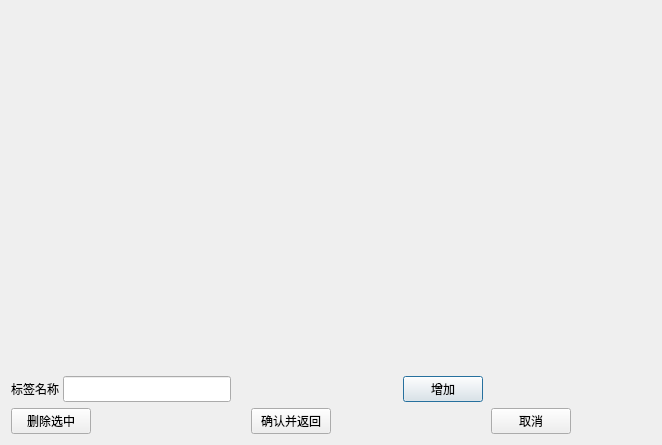
Qt form categorymange.ui (yizhongqishi/BookMarkWithQt) before a commit.
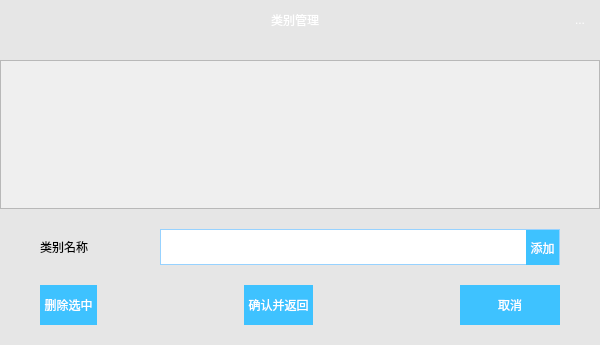
The same form after that commit. Icons and pictures are not drawn.

```diff
--- a/categorymange.ui
+++ b/categorymange.ui
@@ -6,8 +6,8 @@
    <rect>
     <x>0</x>
     <y>0</y>
-    <width>662</width>
-    <height>445</height>
+    <width>600</width>
+    <height>345</height>
    </rect>
   </property>
   <property name="windowTitle">
@@ -21,24 +21,187 @@
   <property name="styleSheet">
    <string notr="true">QPushButton
 {
-	font: 14pt &quot;微软雅黑&quot;;
+	font: 12pt &quot;微软雅黑&quot;;
+	color: rgb(255, 255, 255);
+
 }
 QLabel{
-	font: 14pt &quot;微软雅黑&quot;;
+	font: 12pt &quot;微软雅黑&quot;;
 }
 QLineEdit{
-	font: 14pt &quot;微软雅黑&quot;;
+	font: 12pt &quot;微软雅黑&quot;;
 }
 QCheckBox{
-	font: 14pt &quot;微软雅黑&quot;;
+	font: 12pt &quot;微软雅黑&quot;;
+}
+QToolButton
+{
+	font: 12pt &quot;微软雅黑&quot;;
+	border:0px;
+	background-color: rgb(62, 194, 255);
+color: rgb(255, 255, 255);
+}
+QDialog
+{
+	
+	background-color: rgb(221, 221 221);
+	background-color: rgb(230, 230, 230);
+	border:2px;
+	border-color: rgb(255, 221, 85);
+}
+QWidget#widget{
+	
+	border-image: url(:/icon/top_bj.jpg);
+}
+QToolButton::hover
+{
+	background-color: rgb(51, 51, 51,97);
 }</string>
   </property>
-  <layout class="QVBoxLayout" name="verticalLayout_4">
+  <layout class="QVBoxLayout" name="verticalLayout_2">
+   <property name="spacing">
+    <number>20</number>
+   </property>
+   <property name="leftMargin">
+    <number>0</number>
+   </property>
+   <property name="topMargin">
+    <number>0</number>
+   </property>
+   <property name="rightMargin">
+    <number>0</number>
+   </property>
+   <property name="bottomMargin">
+    <number>20</number>
+   </property>
+   <item>
+    <widget class="QWidget" name="widget" native="true">
+     <property name="minimumSize">
+      <size>
+       <width>0</width>
+       <height>40</height>
+      </size>
+     </property>
+     <property name="maximumSize">
+      <size>
+       <width>16777215</width>
+       <height>40</height>
+      </size>
+     </property>
+     <property name="styleSheet">
+      <string notr="true">QToolButton{
+background-color: rgb(255, 255, 255, 0);
+}
+QToolButton::hover
+{
+	background-color: rgb(51, 51, 51,97);
+}
+</string>
+     </property>
+     <layout class="QHBoxLayout" name="horizontalLayout_5">
+      <property name="spacing">
+       <number>0</number>
+      </property>
+      <property name="leftMargin">
+       <number>0</number>
+      </property>
+      <property name="topMargin">
+       <number>0</number>
+      </property>
+      <property name="rightMargin">
+       <number>0</number>
+      </property>
+      <property name="bottomMargin">
+       <number>0</number>
+      </property>
+      <item>
+       <widget class="QLabel" name="label_3">
+        <property name="minimumSize">
+         <size>
+          <width>30</width>
+          <height>30</height>
+         </size>
+        </property>
+        <property name="maximumSize">
+         <size>
+          <width>30</width>
+          <height>30</height>
+         </size>
+        </property>
+        <property name="text">
+         <string/>
+        </property>
+       </widget>
+      </item>
+      <item>
+       <spacer name="horizontalSpacer_3">
+        <property name="orientation">
+         <enum>Qt::Horizontal</enum>
+        </property>
+        <property name="sizeHint" stdset="0">
+         <size>
+          <width>40</width>
+          <height>20</height>
+         </size>
+        </property>
+       </spacer>
+      </item>
+      <item>
+       <widget class="QLabel" name="label_2">
+        <property name="styleSheet">
+         <string notr="true">color: rgb(255, 255, 255);
+font: 14pt &quot;微软雅黑&quot;;</string>
+        </property>
+        <property name="text">
+         <string>类别管理</string>
+        </property>
+       </widget>
+      </item>
+      <item>
+       <spacer name="horizontalSpacer_7">
+        <property name="orientation">
+         <enum>Qt::Horizontal</enum>
+        </property>
+        <property name="sizeHint" stdset="0">
+         <size>
+          <width>40</width>
+          <height>20</height>
+         </size>
+        </property>
+       </spacer>
+      </item>
+      <item>
+       <widget class="QToolButton" name="back_2">
+        <property name="minimumSize">
+         <size>
+          <width>40</width>
+          <height>40</height>
+         </size>
+        </property>
+        <property name="maximumSize">
+         <size>
+          <width>40</width>
+          <height>40</height>
+         </size>
+        </property>
+        <property name="styleSheet">
+         <string notr="true"/>
+        </property>
+        <property name="text">
+         <string>...</string>
+        </property>
+        <property name="icon">
+         <iconset>
+          <normalon>:/icon/2X.png</normalon>
+         </iconset>
+        </property>
+       </widget>
+      </item>
+     </layout>
+    </widget>
+   </item>
    <item>
     <widget class="QScrollArea" name="scrollArea">
-     <property name="styleSheet">
-      <string notr="true">border:0px;</string>
-     </property>
      <property name="widgetResizable">
       <bool>true</bool>
      </property>
@@ -47,117 +210,166 @@
        <rect>
         <x>0</x>
         <y>0</y>
-        <width>640</width>
+        <width>598</width>
+        <height>143</height>
+       </rect>
+      </property>
+      <property name="maximumSize">
+       <size>
+        <width>16777215</width>
         <height>325</height>
-       </rect>
+       </size>
       </property>
-      <layout class="QVBoxLayout" name="verticalLayout_3">
-       <property name="spacing">
-        <number>0</number>
-       </property>
-       <property name="leftMargin">
-        <number>0</number>
-       </property>
-       <property name="topMargin">
-        <number>0</number>
-       </property>
-       <property name="rightMargin">
-        <number>0</number>
-       </property>
-       <property name="bottomMargin">
-        <number>0</number>
-       </property>
-       <item>
-        <layout class="QVBoxLayout" name="checkboxes"/>
-       </item>
-      </layout>
-     </widget>
-    </widget>
-   </item>
-   <item>
     <layout class="QVBoxLayout" name="verticalLayout">
+       <property name="spacing">
+        <number>0</number>
+       </property>
+       <property name="leftMargin">
+        <number>40</number>
+       </property>
+       <property name="topMargin">
+        <number>0</number>
+       </property>
+       <property name="rightMargin">
+        <number>0</number>
+       </property>
+       <property name="bottomMargin">
+        <number>0</number>
+       </property>
+       <item>
+        <layout class="QVBoxLayout" name="checkboxes"/>
+       </item>
+      </layout>
+     </widget>
+    </widget>
+   </item>
      <item>
       <layout class="QHBoxLayout" name="horizontalLayout">
        <property name="spacing">
-        <number>4</number>
+      <number>12</number>
+     </property>
+     <property name="leftMargin">
+      <number>40</number>
+     </property>
+     <property name="rightMargin">
+      <number>40</number>
        </property>
        <item>
         <widget class="QLabel" name="label">
          <property name="text">
-          <string>标签名称</string>
+        <string>类别名称</string>
          </property>
         </widget>
        </item>
+     <item>
+      <widget class="QFrame" name="frame">
+       <property name="minimumSize">
+        <size>
+         <width>400</width>
+         <height>36</height>
+        </size>
+       </property>
+       <property name="maximumSize">
+        <size>
+         <width>400</width>
+         <height>36</height>
+        </size>
+       </property>
+       <property name="styleSheet">
+        <string notr="true">background-color: rgb(255, 255, 255);
+border: 1px solid #97d2ff;</string>
+       </property>
+       <property name="frameShape">
+        <enum>QFrame::StyledPanel</enum>
+       </property>
+       <property name="frameShadow">
+        <enum>QFrame::Raised</enum>
+       </property>
+       <layout class="QHBoxLayout" name="horizontalLayout_4">
+        <property name="spacing">
+         <number>0</number>
+        </property>
+        <property name="leftMargin">
+         <number>0</number>
+        </property>
+        <property name="topMargin">
+         <number>0</number>
+        </property>
+        <property name="rightMargin">
+         <number>0</number>
+        </property>
+        <property name="bottomMargin">
+         <number>0</number>
+        </property>
        <item>
         <widget class="QLineEdit" name="addvalue">
          <property name="minimumSize">
           <size>
            <width>100</width>
-           <height>0</height>
+            <height>34</height>
           </size>
          </property>
          <property name="maximumSize">
           <size>
-           <width>190</width>
-           <height>50</height>
-          </size>
-         </property>
+            <width>16777215</width>
+            <height>34</height>
+           </size>
+          </property>
+          <property name="styleSheet">
+           <string notr="true">border:0px;</string>
+          </property>
         </widget>
        </item>
        <item>
-        <spacer name="horizontalSpacer_6">
-         <property name="orientation">
-          <enum>Qt::Horizontal</enum>
-         </property>
-         <property name="sizeHint" stdset="0">
+         <widget class="QToolButton" name="add">
+          <property name="minimumSize">
           <size>
-           <width>40</width>
-           <height>20</height>
-          </size>
-         </property>
-        </spacer>
-       </item>
-       <item>
-        <widget class="QPushButton" name="add">
+            <width>0</width>
+            <height>35</height>
+           </size>
+          </property>
          <property name="maximumSize">
           <size>
            <width>100</width>
-           <height>50</height>
-          </size>
-         </property>
+            <height>35</height>
+           </size>
+          </property>
+          <property name="styleSheet">
+           <string notr="true">border:0px;
+background-color: rgb(62, 194, 255);</string>
+          </property>
          <property name="text">
-          <string>增加</string>
+           <string>添加</string>
          </property>
         </widget>
        </item>
-       <item>
-        <spacer name="horizontalSpacer">
-         <property name="orientation">
-          <enum>Qt::Horizontal</enum>
-         </property>
-         <property name="sizeHint" stdset="0">
-          <size>
-           <width>40</width>
-           <height>20</height>
-          </size>
-         </property>
-        </spacer>
+       </layout>
+      </widget>
        </item>
       </layout>
      </item>
      <item>
-      <layout class="QHBoxLayout" name="horizontalLayout_3" stretch="1,2,1,2,1,1">
+    <layout class="QHBoxLayout" name="horizontalLayout_3" stretch="0,2,0,2,0">
        <property name="spacing">
         <number>0</number>
        </property>
+     <property name="leftMargin">
+      <number>40</number>
+     </property>
+     <property name="rightMargin">
+      <number>40</number>
+     </property>
        <item>
-        <widget class="QPushButton" name="del">
+      <widget class="QToolButton" name="del">
          <property name="maximumSize">
           <size>
            <width>140</width>
            <height>50</height>
           </size>
          </property>
+       <property name="styleSheet">
+        <string notr="true"/>
+       </property>
          <property name="text">
           <string>删除选中</string>
          </property>
@@ -177,13 +389,22 @@
         </spacer>
        </item>
        <item>
-        <widget class="QPushButton" name="back">
+      <widget class="QToolButton" name="back">
+       <property name="minimumSize">
+        <size>
+         <width>0</width>
+         <height>40</height>
+        </size>
+       </property>
          <property name="maximumSize">
           <size>
            <width>150</width>
            <height>50</height>
           </size>
          </property>
+       <property name="styleSheet">
+        <string notr="true"/>
+       </property>
          <property name="text">
           <string>确认并返回</string>
          </property>
@@ -203,32 +424,26 @@
         </spacer>
        </item>
        <item>
-        <widget class="QPushButton" name="cancel">
+      <widget class="QToolButton" name="cancel">
+       <property name="minimumSize">
+        <size>
+         <width>100</width>
+         <height>40</height>
+        </size>
+       </property>
          <property name="maximumSize">
           <size>
            <width>100</width>
            <height>50</height>
           </size>
          </property>
+       <property name="styleSheet">
+        <string notr="true"/>
+       </property>
          <property name="text">
           <string>取消</string>
          </property>
         </widget>
-       </item>
-       <item>
-        <spacer name="horizontalSpacer_2">
-         <property name="orientation">
-          <enum>Qt::Horizontal</enum>
-         </property>
-         <property name="sizeHint" stdset="0">
-          <size>
-           <width>40</width>
-           <height>20</height>
-          </size>
-         </property>
-        </spacer>
-       </item>
-      </layout>
      </item>
     </layout>
    </item>
```
Left out of the diff: 7 changed lines with no effect on the pictures. Lines whose indentation alone changed are shown as unchanged.
